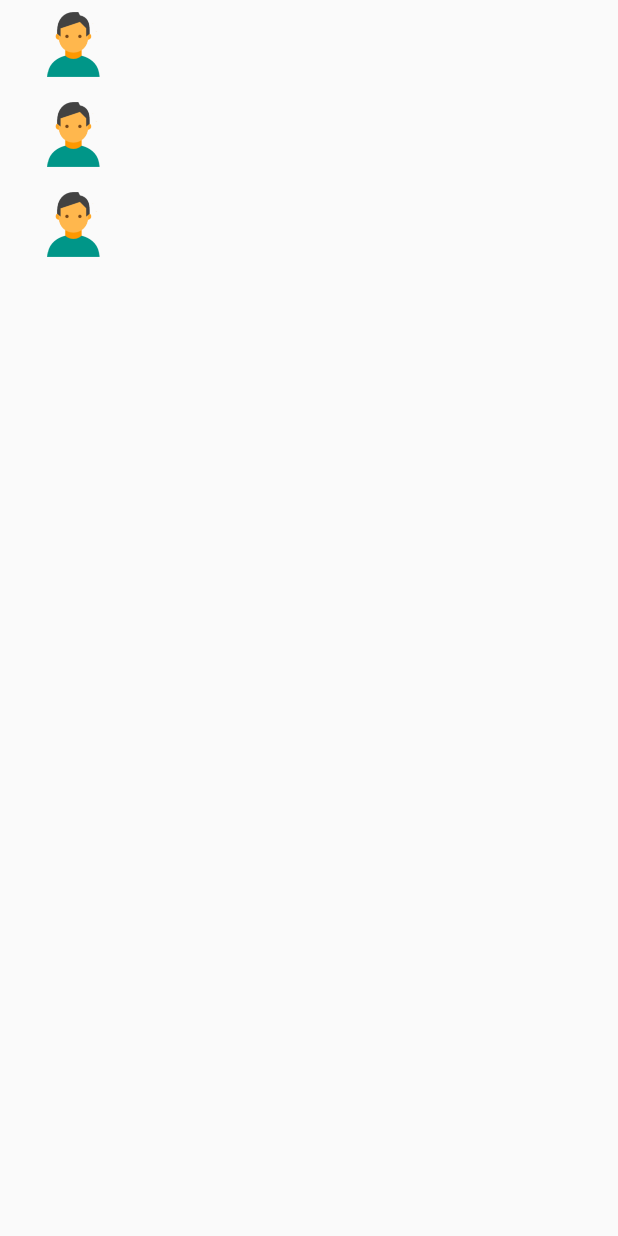
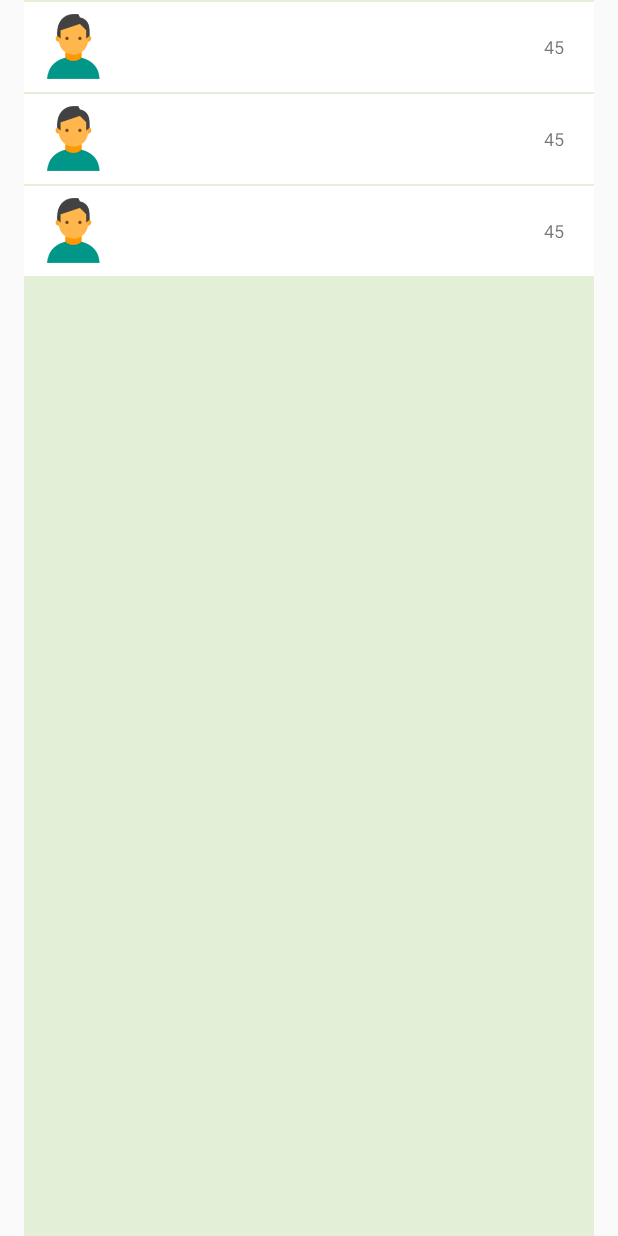
Before and after one commit to mottc/Chat, an Android app: the layout fragment_item_list.xml on its own in the app's theme, with its tools: preview values and no code run, on a phone screen of 412 x 824 dp. Run offline under Robolectric (Android 15) with nearby library versions, the phone set to English and light mode, and no system bars.

Commit message:
RecycleView之间的间隙和点击动画

```diff
--- /dev/null
+++ b/app/src/main/res/drawable/touch_bg.xml
@@ -0,0 +1,6 @@
+<?xml version="1.0" encoding="utf-8"?>
+<selector xmlns:android="http://schemas.android.com/apk/res/android">
+    <item android:drawable="@color/touch" android:state_pressed="true"/>
+    <item android:drawable="@color/colorAccent" android:state_focused="true"/>
+    <item android:drawable="@color/chat_back"/>
+</selector>
--- a/app/src/main/res/layout/fragment_item.xml
+++ b/app/src/main/res/layout/fragment_item.xml
@@ -2,6 +2,7 @@
 <LinearLayout xmlns:android="http://schemas.android.com/apk/res/android"
     android:layout_width="wrap_content"
     android:layout_height="wrap_content"
+    android:layout_marginTop="1dp"
     android:orientation="horizontal">
 
 
@@ -9,6 +10,7 @@
     <RelativeLayout
         android:layout_width="match_parent"
         android:layout_height="60dp"
+        android:background="@drawable/touch_bg"
         android:duplicateParentState="true" >
 
         <ImageView
@@ -28,8 +30,9 @@
             android:layout_centerVertical="true"
             android:layout_marginRight="20dp"
             android:gravity="center"
+            android:text="45"
             android:textSize="12sp"
-            android:visibility="invisible" />
+             />
 
         <LinearLayout
             android:layout_width="match_parent"
--- a/app/src/main/res/layout/fragment_item_list.xml
+++ b/app/src/main/res/layout/fragment_item_list.xml
@@ -8,6 +8,7 @@
     android:layout_height="match_parent"
     android:layout_marginLeft="16dp"
     android:layout_marginRight="16dp"
+    android:background="#338bc34a"
     app:layoutManager="LinearLayoutManager"
     tools:context="com.mottc.chat.Activity.ItemFragment"
     tools:listitem="@layout/fragment_item" />
--- a/app/src/main/res/values/colors.xml
+++ b/app/src/main/res/values/colors.xml
@@ -6,5 +6,6 @@
     <color name="colorMain">#8BC34A</color>
     <color name="btn_gray_normal">#aaaaaa</color>
     <color name="chat_back">#ffffff</color>
+    <color name="touch">#dddddd</color>
 
 </resources>
```
Also changed, not shown: app/src/main/java/com/mottc/chat/Activity/MainActivity.java (+15 -1 lines).
